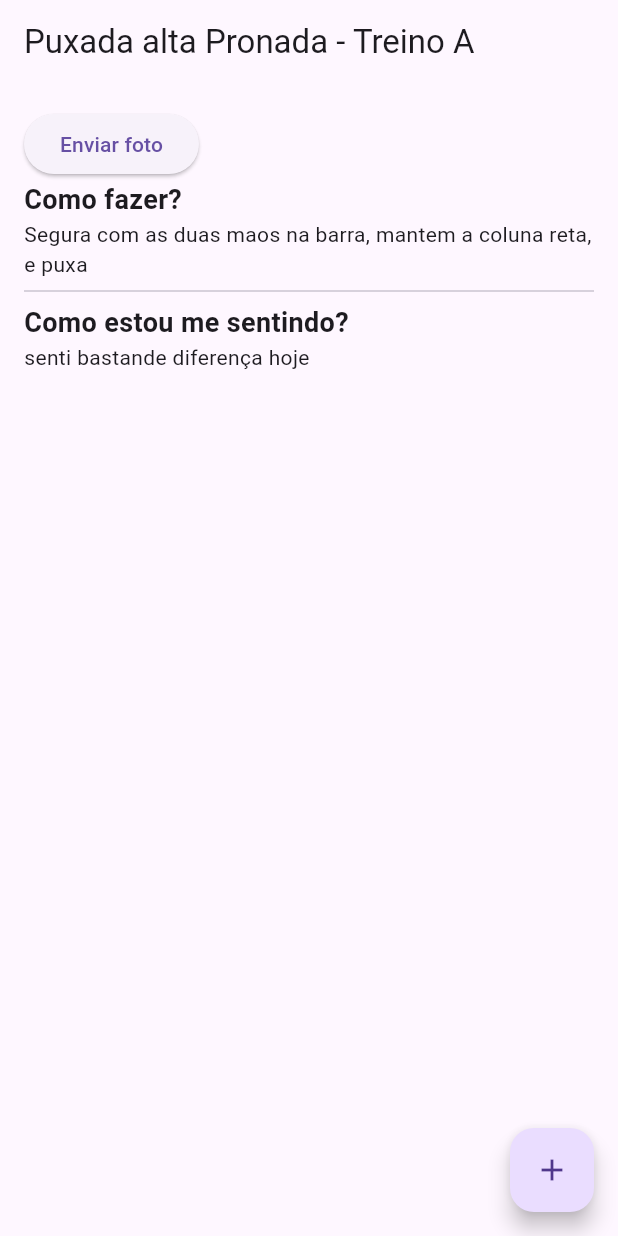
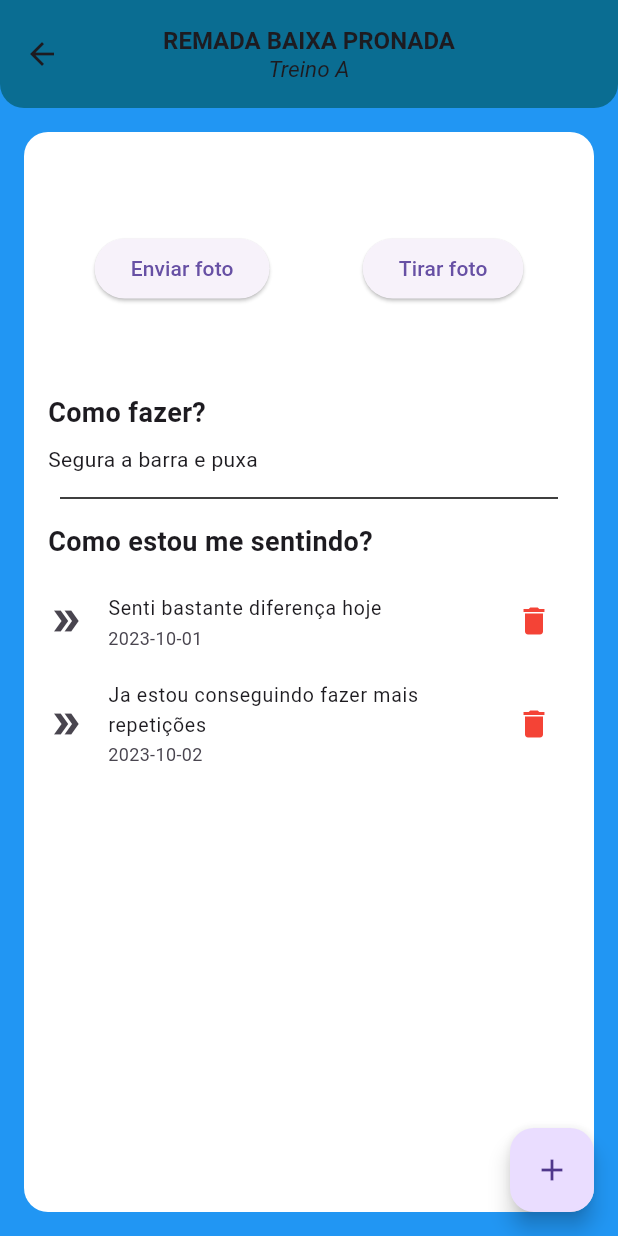
Before and after one commit to AlanJZBarbosa/flutter_do_zero, a Flutter app: the ExercicioTela screen opened directly, on a phone screen of 412 x 824 dp. Run offline on Flutter 3.47's test engine with Material 3 defaults, Android fonts, the phone set to English and light mode, and no system bars.

Commit message:
feat: Adicionar tela de autenticação e atualizar a tela de exercícios

```diff
--- a/lib/main.dart
+++ b/lib/main.dart
@@ -1,3 +1,4 @@
+import 'package:estudando_do_zero/telas/autenticacao_tela.dart';
 import 'package:estudando_do_zero/telas/exercicio_tela.dart';
 import 'package:flutter/material.dart';
 
@@ -10,6 +11,7 @@ class MyApp extends StatelessWidget {
 
   @override
   Widget build(BuildContext context) {
-    return MaterialApp(home: ExercicioTela());
+    return  MaterialApp(home: AutenticacaoTela());
+
   }
 }
--- /dev/null
+++ b/lib/telas/autenticacao_tela.dart
@@ -0,0 +1,29 @@
+import 'package:flutter/material.dart';
+
+class AutenticacaoTela extends StatelessWidget {
+  const AutenticacaoTela({super.key});
+
+  @override
+  Widget build(BuildContext context) {
+    return Scaffold(
+      backgroundColor: Colors.blue,
+      body: Column(
+        mainAxisAlignment: MainAxisAlignment.center,
+        crossAxisAlignment: CrossAxisAlignment.stretch,
+        children: [
+          //Image.asset('assets/Coffee_House_Logo.svg.png', height: 15),
+          const Text(
+            'sapoha só da errado',
+            textAlign: TextAlign.center,
+            style: TextStyle(
+              fontSize: 48,
+              fontWeight: FontWeight.bold,
+              color: Colors.white,
+              fontFamily: 'RobotoMono',
+            ),
+          ),
+        ],
+      ),
+    );
+  }
+}
--- a/lib/telas/exercicio_tela.dart
+++ b/lib/telas/exercicio_tela.dart
@@ -25,45 +25,87 @@ class ExercicioTela extends StatelessWidget {
     ),
   ];
 
-
   @override
   Widget build(BuildContext context) {
     return Scaffold(
-      appBar: AppBar(title: Text('Puxada alta Pronada - Treino A')),
+      backgroundColor: Colors.blue,
+      appBar: AppBar(
+        title: Column(
+          children: [
+            Text(exercicio.nome, style: TextStyle(fontWeight: FontWeight.bold, fontSize: 16)),
+            Text(exercicio.treino, style: TextStyle(fontSize: 15, fontStyle: FontStyle.italic)),
+          ],
+        ),
+        centerTitle: true,
+        backgroundColor: const Color(0xff0a6d92),
+        elevation: 0,
+        toolbarHeight: 72.0,
+        shape: const RoundedRectangleBorder(borderRadius: BorderRadius.vertical(bottom: Radius.circular(16.0)),
+      ),
+      ),
       floatingActionButton: FloatingActionButton(
         onPressed: () {
           print('foi clicado');
         },
         child: Icon(Icons.add),
       ),
-      body: Padding(
+      body: Container(
+        margin: const EdgeInsets.all(16.0),
         padding: const EdgeInsets.all(16.0),
-        child: Column(
-          crossAxisAlignment: CrossAxisAlignment.start,
+        decoration: BoxDecoration(
+          color: Colors.white,
+          borderRadius: BorderRadius.circular(16.0),
+        ),
+        child: ListView(
           children: [
-            ElevatedButton(onPressed: () {},
-            child: Text('Enviar foto'),
-            ),
-            Text(
-              'Como fazer?',
-              style: TextStyle(
-                fontWeight: FontWeight.bold,
-                fontSize: 18
+            SizedBox(
+              height: 150,
+              child: Row(
+                mainAxisAlignment: MainAxisAlignment.spaceAround,
+                children: [
+                  ElevatedButton(
+                    onPressed: () {},
+                    child: Text('Enviar foto'),
+                  ),
+                  ElevatedButton(onPressed: () {}, child: const Text('Tirar foto')),
+                ],
               ),
             ),
+            const SizedBox(height: 8),
             const Text(
-              'Segura com as duas maos na barra, mantem a coluna reta, e puxa'
+              'Como fazer?',
+              style: TextStyle(fontWeight: FontWeight.bold, fontSize: 18),
             ),
-            const Divider(),
+            const SizedBox(height: 8),
+            Text(exercicio.comoFazer),
+            Padding(
+              padding: const EdgeInsets.all(8.0),
+              child: const Divider(color: Colors.black),
+            ),
             const Text(
               'Como estou me sentindo?',
-              style: TextStyle(
-                fontWeight: FontWeight.bold,
-                fontSize: 18,
-              ),
+              style: TextStyle(fontWeight: FontWeight.bold, fontSize: 18),
             ),
-            const Text(
-              'senti bastande diferença hoje',
+            const SizedBox(height: 8),
+            Column(
+              crossAxisAlignment: CrossAxisAlignment.start,
+              children: List.generate(sentimentos.length, (index) {
+                SentimentoModelo sentimentoAgora = sentimentos[index];
+                return ListTile(
+                  dense: true,
+                  contentPadding: EdgeInsets.zero,
+                  title: Text(sentimentoAgora.sentindo),
+                  subtitle: Text(sentimentoAgora.data),
+                  leading: const Icon(Icons.double_arrow),
+                  trailing: IconButton(
+                    icon: Icon(Icons.delete),
+                    color: Colors.red,
+                    onPressed: () {
+                      print('Deletar ${sentimentoAgora.sentindo}');
+                    },
+                  ),
+                );
+              }),
             ),
           ],
         ),
--- a/pubspec.yaml
+++ b/pubspec.yaml
@@ -29,10 +29,8 @@ flutter:
   uses-material-design: true
 
   # To add assets to your application, add an assets section, like this:
-  # assets:
-  #   - images/a_dot_burr.jpeg
-  #   - images/a_dot_ham.jpeg
-
+  assets:
+    - assets/
   # An image asset can refer to one or more resolution-specific "variants", see
   # https://flutter.dev/to/resolution-aware-images
 
```
Also changed, not shown: assets/Coffee_Housen_logo.svg.png (added).
